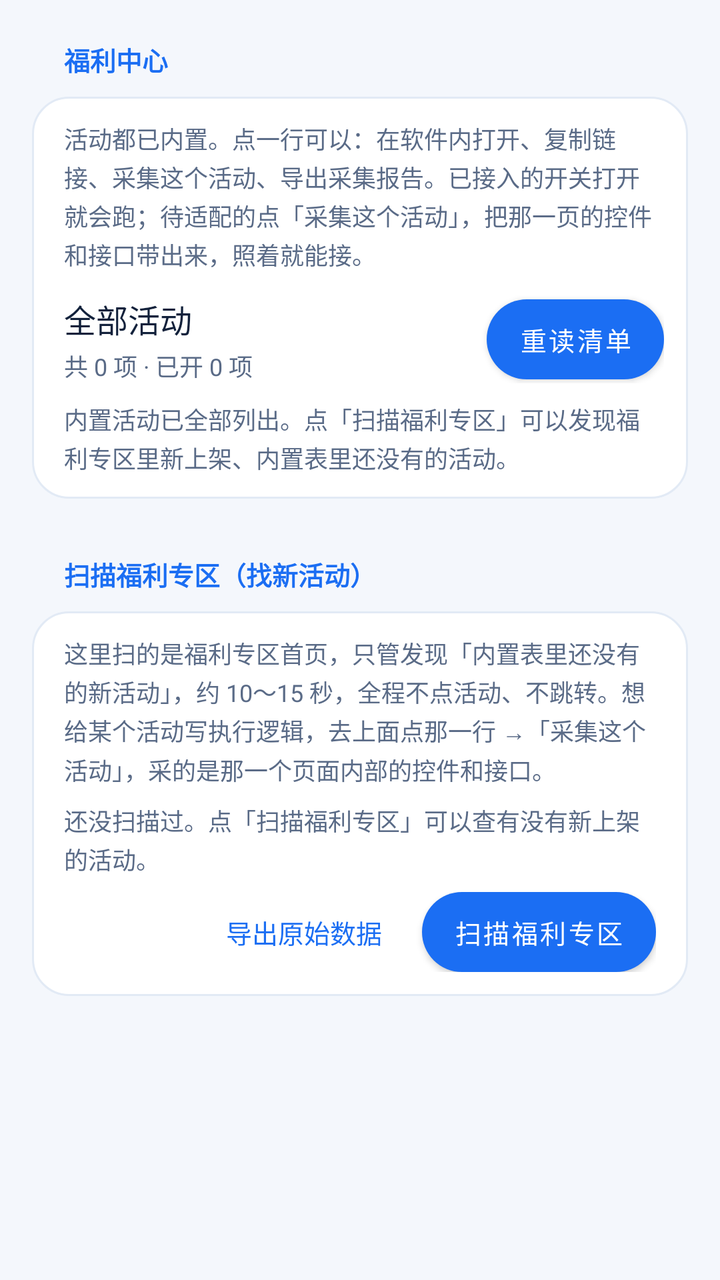
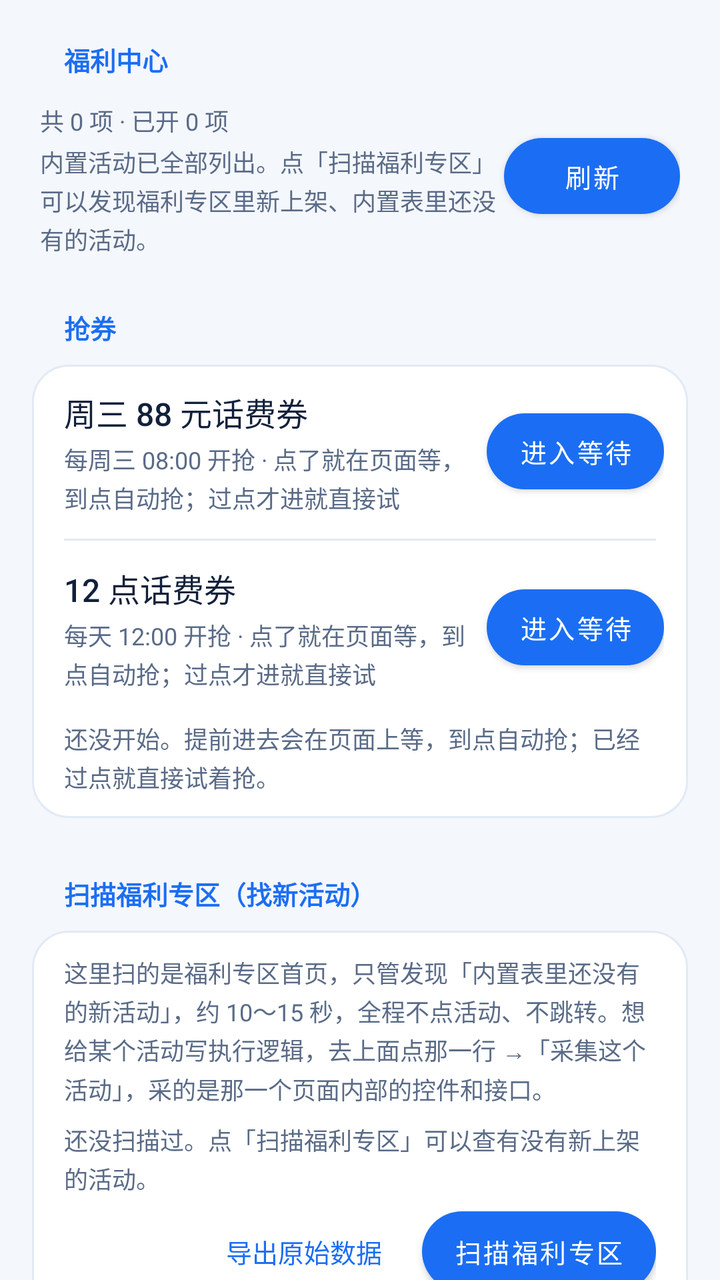

Two renders of the same Android screen: before a commit and after it. Below are the layout's source before the change and the commit's diff.
<!-- AndroidManifest.xml: application theme Theme.CmccHook -->
<!-- res/layout/page_welfare.xml -->
<?xml version="1.0" encoding="utf-8"?>
<ScrollView xmlns:android="http://schemas.android.com/apk/res/android"
    xmlns:app="http://schemas.android.com/apk/res-auto"
    android:layout_width="match_parent"
    android:layout_height="match_parent"
    android:clipToPadding="false"
    android:fillViewport="true"
    android:scrollbars="none">

    <LinearLayout
        android:layout_width="match_parent"
        android:layout_height="wrap_content"
        android:orientation="vertical"
        android:paddingStart="16dp"
        android:paddingEnd="16dp"
        android:paddingBottom="24dp">

        <TextView
            style="@style/SectionTitle"
            android:layout_width="wrap_content"
            android:layout_height="wrap_content"
            android:text="@string/welfare_title" />

        <LinearLayout
            style="@style/CardBox"
            android:layout_width="match_parent"
            android:layout_height="wrap_content">

            <TextView
                style="@style/RowDesc"
                android:layout_width="match_parent"
                android:layout_height="wrap_content"
                android:paddingStart="16dp"
                android:paddingTop="12dp"
                android:paddingEnd="16dp"
                android:paddingBottom="6dp"
                android:text="@string/welfare_hint" />

            <LinearLayout
                android:layout_width="match_parent"
                android:layout_height="wrap_content"
                android:gravity="center_vertical"
                android:orientation="horizontal"
                android:paddingStart="16dp"
                android:paddingTop="6dp"
                android:paddingEnd="12dp"
                android:paddingBottom="6dp">

                <LinearLayout
                    android:layout_width="0dp"
                    android:layout_height="wrap_content"
                    android:layout_weight="1"
                    android:orientation="vertical">

                    <TextView
                        style="@style/RowTitle"
                        android:layout_width="match_parent"
                        android:layout_height="wrap_content"
                        android:text="@string/welfare_all" />

                    <TextView
                        android:id="@+id/welfareSummary"
                        style="@style/RowDesc"
                        android:layout_width="match_parent"
                        android:layout_height="wrap_content"
                        android:text="@string/welfare_summary_placeholder" />
                </LinearLayout>

                <com.google.android.material.button.MaterialButton
                    android:id="@+id/btnWelfareRefresh"
                    android:layout_width="wrap_content"
                    android:layout_height="40dp"
                    android:insetTop="0dp"
                    android:insetBottom="0dp"
                    android:text="@string/welfare_refresh"
                    android:textAllCaps="false"
                    android:textColor="@color/on_primary"
                    android:textSize="13sp"
                    app:backgroundTint="@color/primary"
                    app:cornerRadius="999dp"
                    app:elevation="0dp" />
            </LinearLayout>

            <TextView
                android:id="@+id/welfareAt"
                style="@style/RowDesc"
                android:layout_width="match_parent"
                android:layout_height="wrap_content"
                android:paddingStart="16dp"
                android:paddingEnd="16dp"
                android:paddingBottom="12dp"
                android:text="@string/welfare_never" />
        </LinearLayout>

        <LinearLayout
            android:id="@+id/welfareList"
            android:layout_width="match_parent"
            android:layout_height="wrap_content"
            android:orientation="vertical" />

        <TextView
            style="@style/SectionTitle"
            android:layout_width="wrap_content"
            android:layout_height="wrap_content"
            android:layout_marginTop="8dp"
            android:text="@string/probe_title" />

        <LinearLayout
            style="@style/CardBox"
            android:layout_width="match_parent"
            android:layout_height="wrap_content"
            android:orientation="vertical">

            <TextView
                style="@style/RowDesc"
                android:layout_width="match_parent"
                android:layout_height="wrap_content"
                android:paddingStart="16dp"
                android:paddingTop="12dp"
                android:paddingEnd="16dp"
                android:paddingBottom="4dp"
                android:text="@string/probe_hint" />

            <TextView
                android:id="@+id/probeSummary"
                style="@style/RowDesc"
                android:layout_width="match_parent"
                android:layout_height="wrap_content"
                android:paddingStart="16dp"
                android:paddingTop="4dp"
                android:paddingEnd="16dp"
                android:paddingBottom="8dp"
                android:text="@string/probe_no_report" />

            <LinearLayout
                android:layout_width="match_parent"
                android:layout_height="wrap_content"
                android:gravity="end"
                android:orientation="horizontal"
                android:paddingStart="16dp"
                android:paddingEnd="16dp"
                android:paddingBottom="12dp">

                <com.google.android.material.button.MaterialButton
                    android:id="@+id/btnProbeExport"
                    style="@style/Widget.Material3.Button.TextButton"
                    android:layout_width="wrap_content"
                    android:layout_height="40dp"
                    android:insetTop="0dp"
                    android:insetBottom="0dp"
                    android:text="@string/probe_export"
                    android:textAllCaps="false"
                    android:textSize="13sp" />

                <com.google.android.material.button.MaterialButton
                    android:id="@+id/btnProbeStart"
                    android:layout_width="wrap_content"
                    android:layout_height="40dp"
                    android:layout_marginStart="8dp"
                    android:insetTop="0dp"
                    android:insetBottom="0dp"
                    android:text="@string/probe_start"
                    android:textAllCaps="false"
                    android:textColor="@color/on_primary"
                    android:textSize="13sp"
                    app:backgroundTint="@color/primary"
                    app:cornerRadius="999dp"
                    app:elevation="0dp" />
            </LinearLayout>
        </LinearLayout>
    </LinearLayout>
</ScrollView>
<!-- resources referenced by this layout -->
<resources>
  <color name="on_primary">#FFFFFF</color>
  <color name="primary">#1B6EF3</color>
  <string name="probe_export">导出原始数据</string>
  <string name="probe_hint">这里扫的是福利专区首页，只管发现「内置表里还没有的新活动」，约 10～15 秒，全程不点活动、不跳转。想给某个活动写执行逻辑，去上面点那一行 →「采集这个活动」，采的是那一个页面内部的控件和接口。</string>
  <string name="probe_no_report">还没扫描过。点「扫描福利专区」可以查有没有新上架的活动。</string>
  <string name="probe_start">扫描福利专区</string>
  <string name="probe_title">扫描福利专区（找新活动）</string>
  <string name="welfare_all">全部活动</string>
  <string name="welfare_hint">活动都已内置。点一行可以：在软件内打开、复制链接、采集这个活动、导出采集报告。已接入的开关打开就会跑；待适配的点「采集这个活动」，把那一页的控件和接口带出来，照着就能接。</string>
  <string name="welfare_never">内置活动已全部列出。点「扫描福利专区」可以发现福利专区里新上架、内置表里还没有的活动。</string>
  <string name="welfare_refresh">重读清单</string>
  <string name="welfare_summary_placeholder">共 0 项 · 已开 0 项</string>
  <string name="welfare_title">福利中心</string>
  <style name="CardBox">
          <item name="android:background">@drawable/bg_card</item>
          <item name="android:orientation">vertical</item>
      </style>
  <style name="RowDesc">
          <item name="android:textSize">12sp</item>
          <item name="android:textColor">@color/text_secondary</item>
          <item name="android:lineSpacingExtra">2dp</item>
          <item name="android:paddingTop">3dp</item>
      </style>
  <style name="RowTitle">
          <item name="android:textSize">16sp</item>
          <item name="android:fontFamily">sans-serif-medium</item>
          <item name="android:textColor">@color/text_primary</item>
      </style>
  <style name="SectionTitle">
          <item name="android:textSize">13sp</item>
          <item name="android:fontFamily">sans-serif-medium</item>
          <item name="android:textStyle">bold</item>
          <item name="android:textColor">@color/primary</item>
          <item name="android:paddingStart">16dp</item>
          <item name="android:paddingEnd">16dp</item>
          <item name="android:paddingTop">20dp</item>
          <item name="android:paddingBottom">9dp</item>
      </style>
  <style name="Theme.CmccHook" parent="Theme.MaterialComponents.DayNight.NoActionBar">
          <item name="colorPrimary">@color/primary</item>
          <item name="colorPrimaryVariant">@color/primary_dark</item>
          <item name="colorOnPrimary">@color/on_primary</item>
          <item name="colorSecondary">@color/primary</item>
          <item name="colorOnSecondary">@color/on_primary</item>
          <item name="colorSurface">@color/surface</item>
          <item name="android:colorBackground">@color/background</item>
          <item name="android:statusBarColor">@color/brand_start</item>
          <item name="android:navigationBarColor">@color/surface</item>
          <item name="android:windowLightStatusBar">false</item>
          <item name="android:windowLightNavigationBar">true</item>
          <item name="android:windowBackground">@color/background</item>
          <item name="android:textColorPrimary">@color/text_primary</item>
          <item name="android:textColorSecondary">@color/text_secondary</item>
      </style>
  <!-- drawable bg_card (drawable) -->
  <?xml version="1.0" encoding="utf-8"?>
  <shape xmlns:android="http://schemas.android.com/apk/res/android"
      android:shape="rectangle">
      <solid android:color="@color/container_low" />
      <stroke android:width="1dp" android:color="@color/divider" />
      <corners android:radius="18dp" />
  </shape>
  <color name="text_secondary">#5A6B87</color>
  <color name="text_primary">#12213B</color>
  <color name="primary_dark">#0B4FC4</color>
  <color name="surface">#FFFFFF</color>
  <color name="background">#F4F7FC</color>
  <color name="brand_start">#1B6EF3</color>
  <color name="container_low">#FFFFFF</color>
  <color name="divider">#E2EAF5</color>
</resources>

<!-- the commit's change to res/layout/page_welfare.xml (unified diff, before → after) -->
@@ -21,20 +21,63 @@
             android:layout_height="wrap_content"
             android:text="@string/welfare_title" />
 
+        
+        <LinearLayout
+            android:layout_width="match_parent"
+            android:layout_height="wrap_content"
+            android:gravity="center_vertical"
+            android:orientation="horizontal"
+            android:paddingStart="4dp"
+            android:paddingEnd="4dp"
+            android:paddingBottom="6dp">
+
+            <LinearLayout
+                android:layout_width="0dp"
+                android:layout_height="wrap_content"
+                android:layout_weight="1"
+                android:orientation="vertical">
+
+                <TextView
+                    android:id="@+id/welfareSummary"
+                    style="@style/RowDesc"
+                    android:layout_width="match_parent"
+                    android:layout_height="wrap_content"
+                    android:text="@string/welfare_summary_placeholder" />
+
+                <TextView
+                    android:id="@+id/welfareAt"
+                    style="@style/RowDesc"
+                    android:layout_width="match_parent"
+                    android:layout_height="wrap_content"
+                    android:text="@string/welfare_never" />
+            </LinearLayout>
+
+            <com.google.android.material.button.MaterialButton
+                android:id="@+id/btnWelfareRefresh"
+                android:layout_width="wrap_content"
+                android:layout_height="38dp"
+                android:insetTop="0dp"
+                android:insetBottom="0dp"
+                android:text="@string/welfare_refresh"
+                android:textAllCaps="false"
+                android:textColor="@color/on_primary"
+                android:textSize="13sp"
+                app:backgroundTint="@color/primary"
+                app:cornerRadius="999dp"
+                app:elevation="0dp" />
+        </LinearLayout>
+
+        
+        <TextView
+            style="@style/SectionTitle"
+            android:layout_width="wrap_content"
+            android:layout_height="wrap_content"
+            android:text="@string/grab_title" />
+
         <LinearLayout
             style="@style/CardBox"
             android:layout_width="match_parent"
             android:layout_height="wrap_content">
-
-            <TextView
-                style="@style/RowDesc"
-                android:layout_width="match_parent"
-                android:layout_height="wrap_content"
-                android:paddingStart="16dp"
-                android:paddingTop="12dp"
-                android:paddingEnd="16dp"
-                android:paddingBottom="6dp"
-                android:text="@string/welfare_hint" />
 
             <LinearLayout
                 android:layout_width="match_parent"
@@ -42,9 +85,9 @@
                 android:gravity="center_vertical"
                 android:orientation="horizontal"
                 android:paddingStart="16dp"
-                android:paddingTop="6dp"
+                android:paddingTop="12dp"
                 android:paddingEnd="12dp"
-                android:paddingBottom="6dp">
+                android:paddingBottom="12dp">
 
                 <LinearLayout
                     android:layout_width="0dp"
@@ -56,23 +99,22 @@
                         style="@style/RowTitle"
                         android:layout_width="match_parent"
                         android:layout_height="wrap_content"
-                        android:text="@string/welfare_all" />
-
-                    <TextView
-                        android:id="@+id/welfareSummary"
+                        android:text="@string/grab_wed" />
+
+                    <TextView
                         style="@style/RowDesc"
                         android:layout_width="match_parent"
                         android:layout_height="wrap_content"
-                        android:text="@string/welfare_summary_placeholder" />
+                        android:text="@string/grab_wed_desc" />
                 </LinearLayout>
 
                 <com.google.android.material.button.MaterialButton
-                    android:id="@+id/btnWelfareRefresh"
-                    android:layout_width="wrap_content"
-                    android:layout_height="40dp"
-                    android:insetTop="0dp"
-                    android:insetBottom="0dp"
-                    android:text="@string/welfare_refresh"
+                    android:id="@+id/btnGrabWed"
+                    android:layout_width="wrap_content"
+                    android:layout_height="38dp"
+                    android:insetTop="0dp"
+                    android:insetBottom="0dp"
+                    android:text="@string/grab_enter"
                     android:textAllCaps="false"
                     android:textColor="@color/on_primary"
                     android:textSize="13sp"
@@ -81,85 +123,49 @@
                     app:elevation="0dp" />
             </LinearLayout>
 
-            <TextView
-                android:id="@+id/welfareAt"
-                style="@style/RowDesc"
-                android:layout_width="match_parent"
-                android:layout_height="wrap_content"
-                android:paddingStart="16dp"
-                android:paddingEnd="16dp"
-                android:paddingBottom="12dp"
-                android:text="@string/welfare_never" />
-        </LinearLayout>
-
-        <LinearLayout
-            android:id="@+id/welfareList"
-            android:layout_width="match_parent"
-            android:layout_height="wrap_content"
-            android:orientation="vertical" />
-
-        <TextView
-            style="@style/SectionTitle"
-            android:layout_width="wrap_content"
-            android:layout_height="wrap_content"
-            android:layout_marginTop="8dp"
-            android:text="@string/probe_title" />
-
-        <LinearLayout
-            style="@style/CardBox"
-            android:layout_width="match_parent"
-            android:layout_height="wrap_content"
-            android:orientation="vertical">
-
-            <TextView
-                style="@style/RowDesc"
-                android:layout_width="match_parent"
-                android:layout_height="wrap_content"
+            <View
+                android:layout_width="match_parent"
+                android:layout_height="1dp"
+                android:layout_marginStart="16dp"
+                android:layout_marginEnd="16dp"
+                android:background="@color/divider" />
+
+            <LinearLayout
+                android:layout_width="match_parent"
+                android:layout_height="wrap_content"
+                android:gravity="center_vertical"
+                android:orientation="horizontal"
                 android:paddingStart="16dp"
                 android:paddingTop="12dp"
-                android:paddingEnd="16dp"
-                android:paddingBottom="4dp"
-                android:text="@string/probe_hint" />
-
-            <TextView
-                android:id="@+id/probeSummary"
-                style="@style/RowDesc"
-                android:layout_width="match_parent"
-                android:layout_height="wrap_content"
-                android:paddingStart="16dp"
-                android:paddingTop="4dp"
-                android:paddingEnd="16dp"
-                android:paddingBottom="8dp"
-                android:text="@string/probe_no_report" />
-
-            <LinearLayout
-                android:layout_width="match_parent"
-                android:layout_height="wrap_content"
-                android:gravity="end"
-                android:orientation="horizontal"
-                android:paddingStart="16dp"
-                android:paddingEnd="16dp"
+                android:paddingEnd="12dp"
                 android:paddingBottom="12dp">
 
-                <com.google.android.material.button.MaterialButton
-                    android:id="@+id/btnProbeExport"
-                    style="@style/Widget.Material3.Button.TextButton"
-                    android:layout_width="wrap_content"
-                    android:layout_height="40dp"
-                    android:insetTop="0dp"
-                    android:insetBottom="0dp"
-                    android:text="@string/probe_export"
-                    android:textAllCaps="false"
-                    android:textSize="13sp" />
-
-                <com.google.android.material.button.MaterialButton
-                    android:id="@+id/btnProbeStart"
-                    android:layout_width="wrap_content"
-                    android:layout_height="40dp"
-                    android:layout_marginStart="8dp"
-                    android:insetTop="0dp"
-                    android:insetBottom="0dp"
-                    android:text="@string/probe_start"
+                <LinearLayout
+                    android:layout_width="0dp"
+                    android:layout_height="wrap_content"
+                    android:layout_weight="1"
+                    android:orientation="vertical">
+
+                    <TextView
+                        style="@style/RowTitle"
+                        android:layout_width="match_parent"
+                        android:layout_height="wrap_content"
+                        android:text="@string/grab_noon" />
+
+                    <TextView
+                        style="@style/RowDesc"
+                        android:layout_width="match_parent"
+                        android:layout_height="wrap_content"
+                        android:text="@string/grab_noon_desc" />
+                </LinearLayout>
+
+                <com.google.android.material.button.MaterialButton
+                    android:id="@+id/btnGrabNoon"
+                    android:layout_width="wrap_content"
+                    android:layout_height="38dp"
+                    android:insetTop="0dp"
+                    android:insetBottom="0dp"
+                    android:text="@string/grab_enter"
                     android:textAllCaps="false"
                     android:textColor="@color/on_primary"
                     android:textSize="13sp"
@@ -167,6 +173,93 @@
                     app:cornerRadius="999dp"
                     app:elevation="0dp" />
             </LinearLayout>
+
+            <TextView
+                android:id="@+id/grabStatus"
+                style="@style/RowDesc"
+                android:layout_width="match_parent"
+                android:layout_height="wrap_content"
+                android:paddingStart="16dp"
+                android:paddingEnd="16dp"
+                android:paddingBottom="12dp"
+                android:text="@string/grab_idle" />
+        </LinearLayout>
+
+        <LinearLayout
+            android:id="@+id/welfareList"
+            android:layout_width="match_parent"
+            android:layout_height="wrap_content"
+            android:orientation="vertical" />
+
+        <TextView
+            style="@style/SectionTitle"
+            android:layout_width="wrap_content"
+            android:layout_height="wrap_content"
+            android:layout_marginTop="8dp"
+            android:text="@string/probe_title" />
+
+        <LinearLayout
+            style="@style/CardBox"
+            android:layout_width="match_parent"
+            android:layout_height="wrap_content"
+            android:orientation="vertical">
+
+            <TextView
+                style="@style/RowDesc"
+                android:layout_width="match_parent"
+                android:layout_height="wrap_content"
+                android:paddingStart="16dp"
+                android:paddingTop="12dp"
+                android:paddingEnd="16dp"
+                android:paddingBottom="4dp"
+                android:text="@string/probe_hint" />
+
+            <TextView
+                android:id="@+id/probeSummary"
+                style="@style/RowDesc"
+                android:layout_width="match_parent"
+                android:layout_height="wrap_content"
+                android:paddingStart="16dp"
+                android:paddingTop="4dp"
+                android:paddingEnd="16dp"
+                android:paddingBottom="8dp"
+                android:text="@string/probe_no_report" />
+
+            <LinearLayout
+                android:layout_width="match_parent"
+                android:layout_height="wrap_content"
+                android:gravity="end"
+                android:orientation="horizontal"
+                android:paddingStart="16dp"
+                android:paddingEnd="16dp"
+                android:paddingBottom="12dp">
+
+                <com.google.android.material.button.MaterialButton
+                    android:id="@+id/btnProbeExport"
+                    style="@style/Widget.Material3.Button.TextButton"
+                    android:layout_width="wrap_content"
+                    android:layout_height="40dp"
+                    android:insetTop="0dp"
+                    android:insetBottom="0dp"
+                    android:text="@string/probe_export"
+                    android:textAllCaps="false"
+                    android:textSize="13sp" />
+
+                <com.google.android.material.button.MaterialButton
+                    android:id="@+id/btnProbeStart"
+                    android:layout_width="wrap_content"
+                    android:layout_height="40dp"
+                    android:layout_marginStart="8dp"
+                    android:insetTop="0dp"
+                    android:insetBottom="0dp"
+                    android:text="@string/probe_start"
+                    android:textAllCaps="false"
+                    android:textColor="@color/on_primary"
+                    android:textSize="13sp"
+                    app:backgroundTint="@color/primary"
+                    app:cornerRadius="999dp"
+                    app:elevation="0dp" />
+            </LinearLayout>
         </LinearLayout>
     </LinearLayout>
 </ScrollView>
<!-- resource entries referenced after the edit -->
@@ -2,15 +2,20 @@
 <resources>
   <color name="on_primary">#FFFFFF</color>
   <color name="primary">#1B6EF3</color>
+  <string name="grab_enter">进入等待</string>
+  <string name="grab_idle">还没开始。提前进去会在页面上等，到点自动抢；已经过点就直接试着抢。</string>
+  <string name="grab_noon">12 点话费券</string>
+  <string name="grab_noon_desc">每天 12:00 开抢 · 点了就在页面等，到点自动抢；过点才进就直接试</string>
+  <string name="grab_title">抢券</string>
+  <string name="grab_wed">周三 88 元话费券</string>
+  <string name="grab_wed_desc">每周三 08:00 开抢 · 点了就在页面等，到点自动抢；过点才进就直接试</string>
   <string name="probe_export">导出原始数据</string>
   <string name="probe_hint">这里扫的是福利专区首页，只管发现「内置表里还没有的新活动」，约 10～15 秒，全程不点活动、不跳转。想给某个活动写执行逻辑，去上面点那一行 →「采集这个活动」，采的是那一个页面内部的控件和接口。</string>
   <string name="probe_no_report">还没扫描过。点「扫描福利专区」可以查有没有新上架的活动。</string>
   <string name="probe_start">扫描福利专区</string>
   <string name="probe_title">扫描福利专区（找新活动）</string>
-  <string name="welfare_all">全部活动</string>
-  <string name="welfare_hint">活动都已内置。点一行可以：在软件内打开、复制链接、采集这个活动、导出采集报告。已接入的开关打开就会跑；待适配的点「采集这个活动」，把那一页的控件和接口带出来，照着就能接。</string>
   <string name="welfare_never">内置活动已全部列出。点「扫描福利专区」可以发现福利专区里新上架、内置表里还没有的活动。</string>
-  <string name="welfare_refresh">重读清单</string>
+  <string name="welfare_refresh">刷新</string>
   <string name="welfare_summary_placeholder">共 0 项 · 已开 0 项</string>
   <string name="welfare_title">福利中心</string>
   <style name="CardBox">
